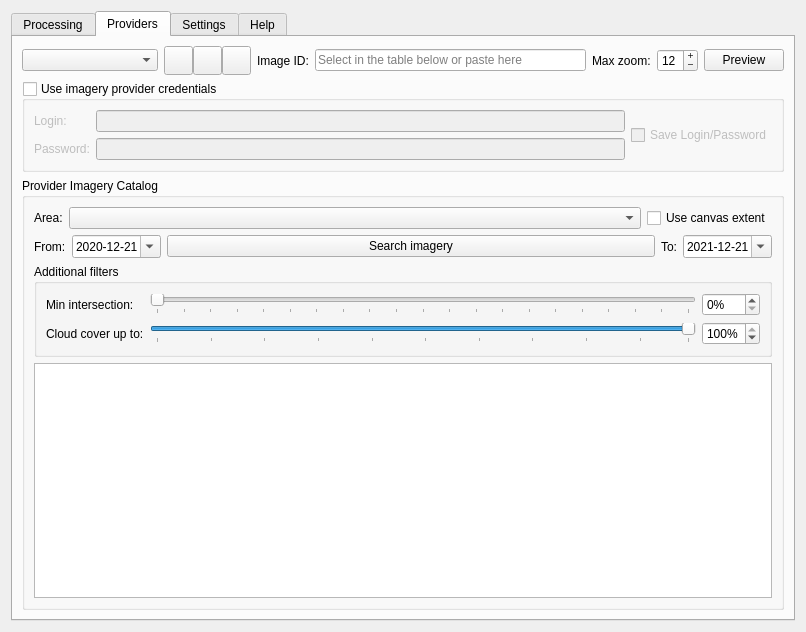
Geoalert/mapflow-qgis, file mapflow/static/ui/main_dialog.ui: the form before one commit.
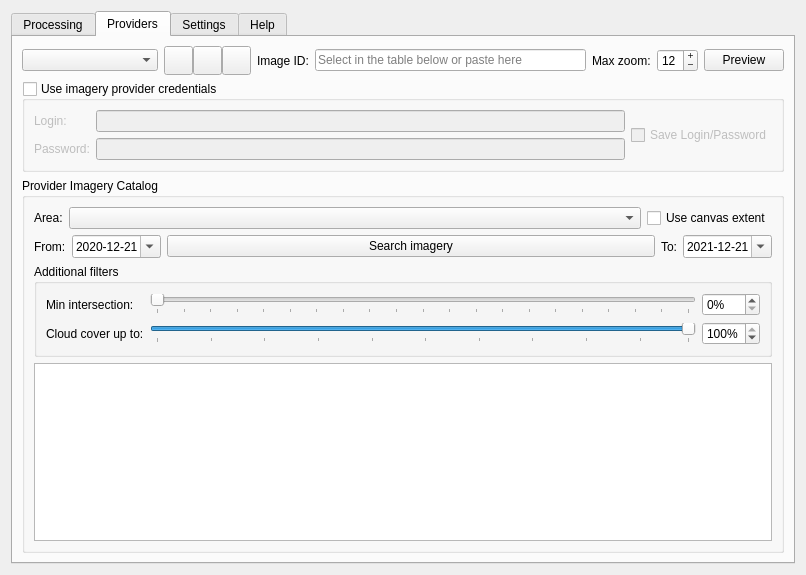
The form after the commit. The open tabs and pages were chosen to show the change. Icons and pictures are not drawn. Custom widgets are drawn as their Qt base class.

Patch:
```diff
--- a/mapflow/static/ui/main_dialog.ui
+++ b/mapflow/static/ui/main_dialog.ui
@@ -7,7 +7,7 @@
     <x>0</x>
     <y>0</y>
     <width>806</width>
-    <height>632</height>
+    <height>575</height>
    </rect>
   </property>
   <property name="windowTitle">
```
Left out of the diff: 268 changed lines with no effect on the pictures.
